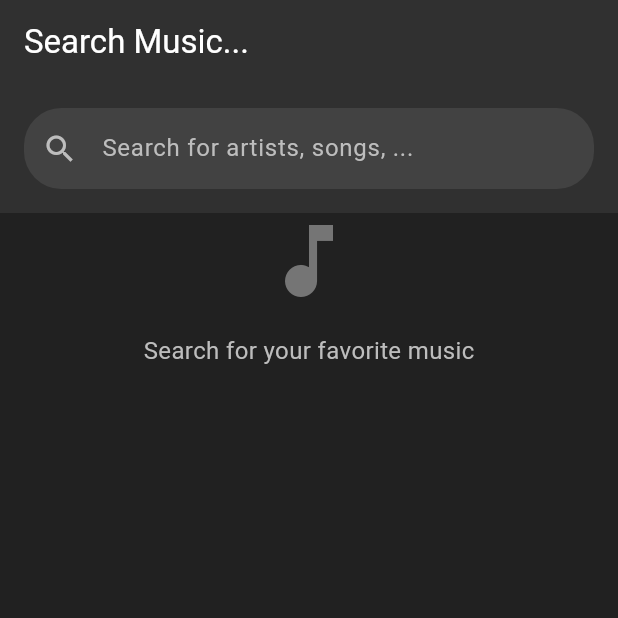
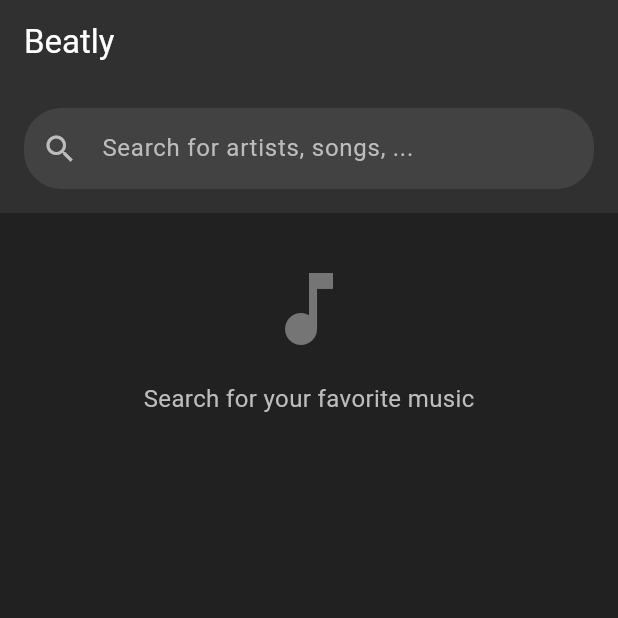
Before and after one commit to dikshyant3/Music-Player, a Flutter app: the screen it shows after launch, on a phone screen of 412 x 824 dp, the top half of it. Run offline on Flutter 3.47's test engine with Material 3 defaults, Android fonts, the phone set to English and light mode, and no system bars; our stand-ins replace cached_network_image, dio, just_audio.

Commit message:
made some minor UI fixes

```diff
--- a/lib/main.dart
+++ b/lib/main.dart
@@ -15,7 +15,7 @@ class MyApp extends StatelessWidget {
     return ChangeNotifierProvider(
       create: (context) => SongProvider(),
       child: MaterialApp(
-        title: 'Flutter Demo',
+        title: 'Beatly - Your music app',
         theme: ThemeData(
           primarySwatch: Colors.blue,
           scaffoldBackgroundColor: Colors.grey[900],
--- a/lib/pages/home_page.dart
+++ b/lib/pages/home_page.dart
@@ -28,7 +28,7 @@ class _HomePageState extends State<HomePage> {
   Widget build(BuildContext context) {
     return Scaffold(
       appBar: AppBar(
-        title: Text('Search Music...'),
+        title: Text('Beatly'),
         elevation: 0,
       ),
       body: Column(
@@ -82,6 +82,7 @@ class _HomePageState extends State<HomePage> {
                   return Center(
                     child: Column(
                       children: [
+                        Padding(padding: EdgeInsets.all(16)),
                         Icon(
                           Icons.music_note,
                           size: 64,
```
Also changed, not shown: lib/pages/music_player_page.dart (+8 -5 lines).
